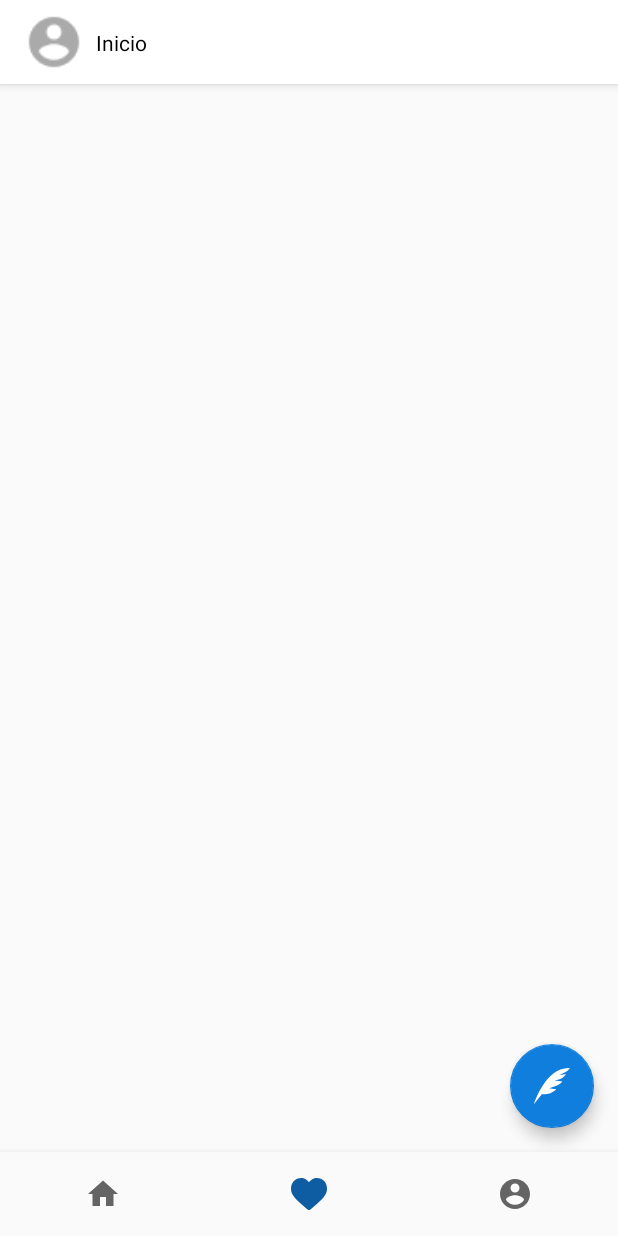
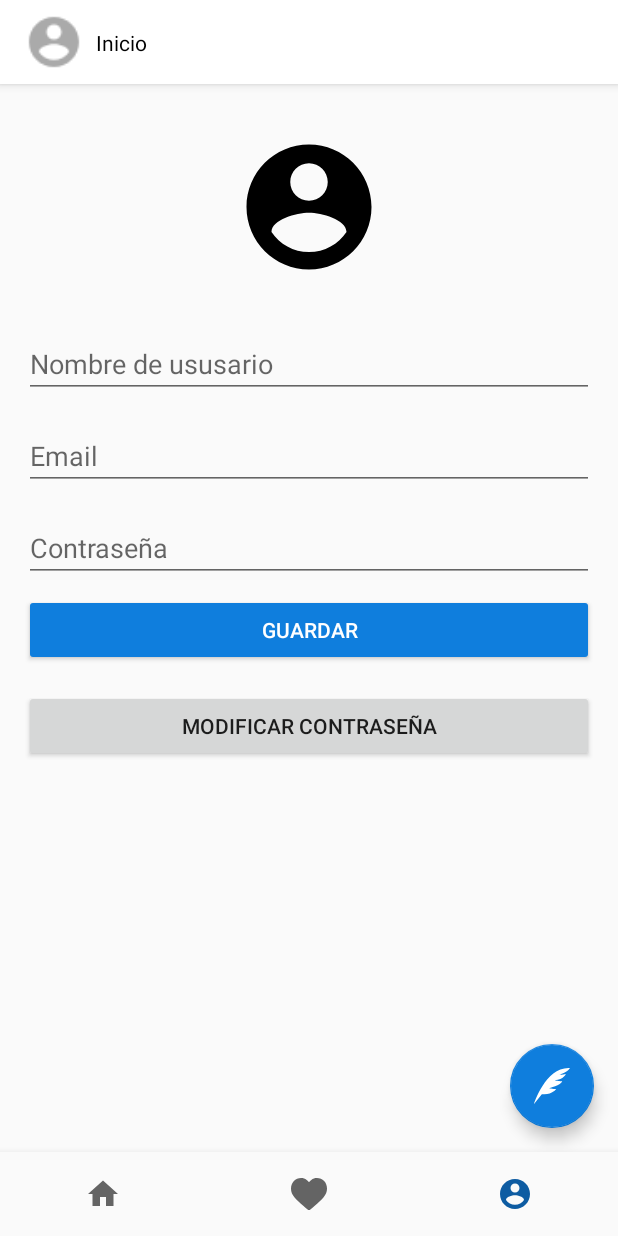
Before and after one commit to namelessbliss/MiniTwitter, an Android app: the DashboardActivity screen opened directly, with no data from a screen before it, item 3 of the bottom bar chosen, on a phone screen of 412 x 824 dp. Run offline under Robolectric (Android 15) with nearby library versions, the phone set to English and light mode, and no system bars; our stand-ins replace CircleImageView; network calls fail; pictures from the network do not load; 2 statements that could not run were skipped.

Commit message:
Diseñando fragment de perfil de usuario

```diff
--- /dev/null
+++ b/app/src/main/java/com/app/nb/minitwitter/data/ProfileViewModel.java
@@ -0,0 +1,7 @@
+package com.app.nb.minitwitter.data;
+
+import androidx.lifecycle.ViewModel;
+
+public class ProfileViewModel extends ViewModel {
+    // TODO: Implement the ViewModel
+}
--- a/app/src/main/java/com/app/nb/minitwitter/ui/DashboardActivity.java
+++ b/app/src/main/java/com/app/nb/minitwitter/ui/DashboardActivity.java
@@ -12,6 +12,7 @@ import androidx.fragment.app.Fragment;
 import com.app.nb.minitwitter.R;
 import com.app.nb.minitwitter.common.Constants;
 import com.app.nb.minitwitter.common.SharedPreferencesManager;
+import com.app.nb.minitwitter.ui.profile.ProfileFragment;
 import com.app.nb.minitwitter.ui.tweets.NuevoTweetDialogFragment;
 import com.app.nb.minitwitter.ui.tweets.TweetListFragment;
 import com.bumptech.glide.Glide;
@@ -39,6 +40,7 @@ public class DashboardActivity extends AppCompatActivity {
                     fragment = TweetListFragment.newInstance(Constants.TWEET_LIST_FAVS);
                     break;
                 case R.id.navigation_profile:
+                    fragment = new ProfileFragment();
                     break;
             }
 
--- /dev/null
+++ b/app/src/main/java/com/app/nb/minitwitter/ui/profile/ProfileFragment.java
@@ -0,0 +1,68 @@
+package com.app.nb.minitwitter.ui.profile;
+
+import android.os.Bundle;
+import android.view.LayoutInflater;
+import android.view.View;
+import android.view.ViewGroup;
+import android.widget.Button;
+import android.widget.EditText;
+import android.widget.ImageView;
+
+import androidx.annotation.NonNull;
+import androidx.annotation.Nullable;
+import androidx.fragment.app.Fragment;
+import androidx.lifecycle.ViewModelProviders;
+
+import com.app.nb.minitwitter.R;
+import com.app.nb.minitwitter.data.ProfileViewModel;
+
+public class ProfileFragment extends Fragment {
+
+    private ProfileViewModel mViewModel;
+
+    private ImageView ivAvatar;
+    private EditText etUser, etPass, etEmail;
+    private Button btnSave, btnChangePass;
+
+    public static ProfileFragment newInstance() {
+        return new ProfileFragment();
+    }
+
+    @Override
+    public View onCreateView(@NonNull LayoutInflater inflater, @Nullable ViewGroup container,
+                             @Nullable Bundle savedInstanceState) {
+        View view = inflater.inflate(R.layout.profile_fragment, container, false);
+
+        ivAvatar = view.findViewById(R.id.imageViewAvatar);
+        etEmail = view.findViewById(R.id.editTextEmail);
+        etPass = view.findViewById(R.id.editTextCurrentPassword);
+        etUser = view.findViewById(R.id.editTextUsername);
+        btnSave = view.findViewById(R.id.buttonSave);
+        btnChangePass = view.findViewById(R.id.buttonChangePass);
+
+        //Eventos
+        btnSave.setOnClickListener(new View.OnClickListener() {
+            @Override
+            public void onClick(View view) {
+                //TODO
+            }
+        });
+
+        btnChangePass.setOnClickListener(new View.OnClickListener() {
+            @Override
+            public void onClick(View view) {
+                //TODO
+            }
+        });
+
+        return view;
+    }
+
+    @Override
+    public void onActivityCreated(@Nullable Bundle savedInstanceState) {
+        super.onActivityCreated(savedInstanceState);
+        mViewModel = ViewModelProviders.of(this).get(ProfileViewModel.class);
+
+    }
+
+}
--- /dev/null
+++ b/app/src/main/res/layout/profile_fragment.xml
@@ -0,0 +1,80 @@
+<?xml version="1.0" encoding="utf-8"?>
+<androidx.constraintlayout.widget.ConstraintLayout xmlns:android="http://schemas.android.com/apk/res/android"
+    xmlns:app="http://schemas.android.com/apk/res-auto"
+    xmlns:tools="http://schemas.android.com/tools"
+    android:layout_width="match_parent"
+    android:layout_height="match_parent"
+    android:padding="16dp"
+    tools:context=".ui.profile.ProfileFragment">
+
+
+    <de.hdodenhof.circleimageview.CircleImageView
+        android:id="@+id/imageViewAvatar"
+        android:layout_width="100dp"
+        android:layout_height="100dp"
+        android:layout_marginStart="8dp"
+        android:layout_marginTop="16dp"
+        android:layout_marginEnd="8dp"
+        android:src="@drawable/ic_account_circle_black_24dp"
+        app:layout_constraintEnd_toEndOf="parent"
+        app:layout_constraintStart_toStartOf="parent"
+        app:layout_constraintTop_toTopOf="parent" />
+
+    <EditText
+        android:id="@+id/editTextUsername"
+        android:layout_width="0dp"
+        android:layout_height="wrap_content"
+        android:layout_marginTop="32dp"
+        android:ems="10"
+        android:hint="@string/hint_username"
+        android:inputType="textPersonName"
+        app:layout_constraintEnd_toEndOf="parent"
+        app:layout_constraintStart_toStartOf="parent"
+        app:layout_constraintTop_toBottomOf="@+id/imageViewAvatar" />
+
+    <EditText
+        android:id="@+id/editTextEmail"
+        android:layout_width="0dp"
+        android:layout_height="wrap_content"
+        android:layout_marginTop="16dp"
+        android:ems="10"
+        android:hint="@string/hint_email"
+        android:inputType="textPersonName"
+        app:layout_constraintEnd_toEndOf="parent"
+        app:layout_constraintStart_toStartOf="parent"
+        app:layout_constraintTop_toBottomOf="@+id/editTextUsername" />
+
+    <EditText
+        android:id="@+id/editTextCurrentPassword"
+        android:layout_width="0dp"
+        android:layout_height="wrap_content"
+        android:layout_marginTop="16dp"
+        android:ems="10"
+        android:hint="@string/hint_password"
+        android:inputType="textPassword"
+        app:layout_constraintEnd_toEndOf="parent"
+        app:layout_constraintStart_toStartOf="parent"
+        app:layout_constraintTop_toBottomOf="@+id/editTextEmail" />
+
+    <Button
+        android:id="@+id/buttonSave"
+        android:layout_width="0dp"
+        android:layout_height="wrap_content"
+        android:layout_marginTop="8dp"
+        android:backgroundTint="@color/colorAzul"
+        android:text="Guardar"
+        android:textColor="@android:color/white"
+        app:layout_constraintEnd_toEndOf="parent"
+        app:layout_constraintStart_toStartOf="parent"
+        app:layout_constraintTop_toBottomOf="@+id/editTextCurrentPassword" />
+
+    <Button
+        android:id="@+id/buttonChangePass"
+        android:layout_width="0dp"
+        android:layout_height="wrap_content"
+        android:layout_marginTop="16dp"
+        android:text="Modificar contraseña"
+        app:layout_constraintEnd_toEndOf="parent"
+        app:layout_constraintStart_toStartOf="parent"
+        app:layout_constraintTop_toBottomOf="@+id/buttonSave" />
+</androidx.constraintlayout.widget.ConstraintLayout>
```
Also changed, not shown: 1 other file.
